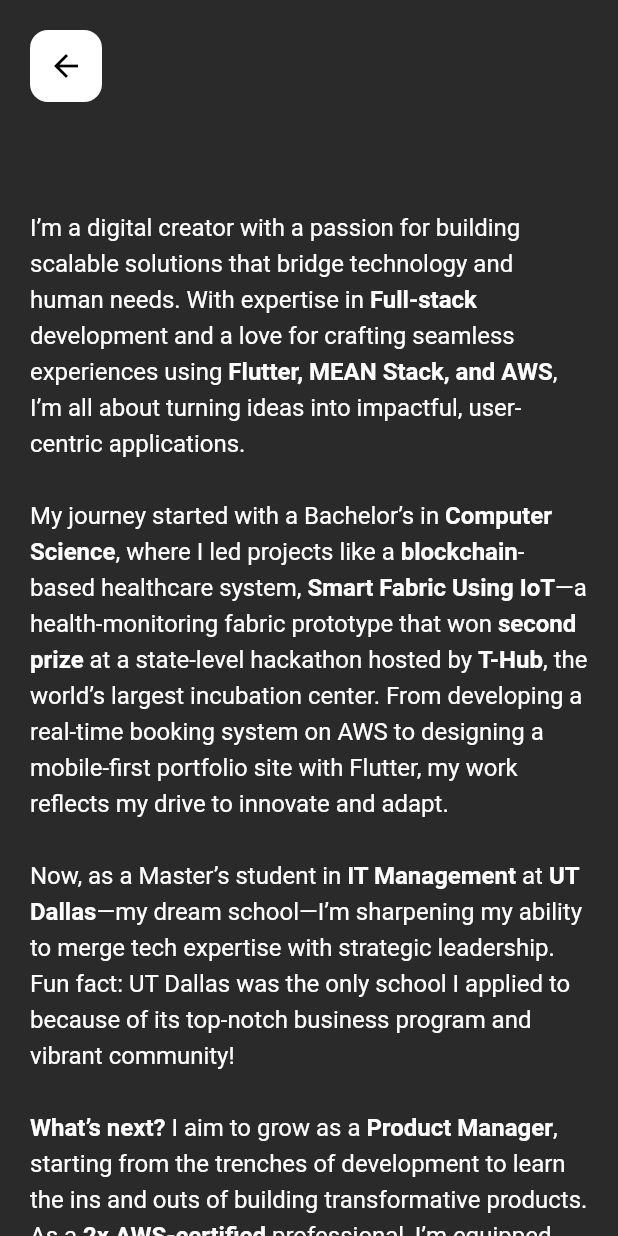
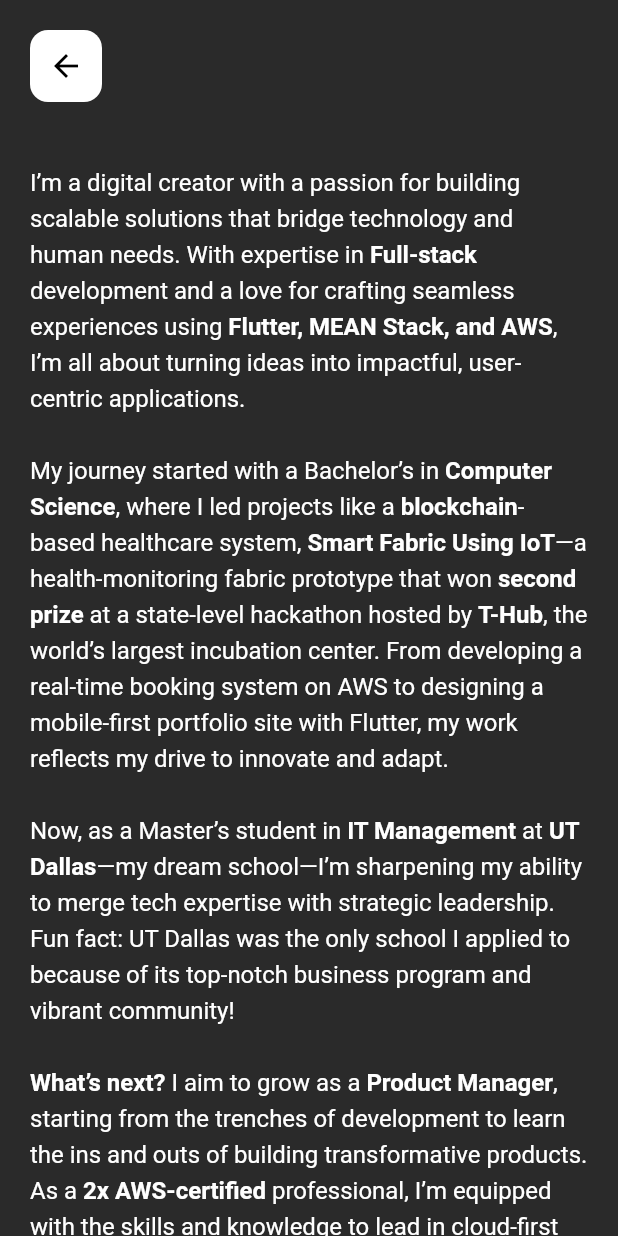
Before and after one commit to LakshmanTurlapati/Portfolio, a Flutter app: the screen it shows after launch, scrolled down 576 dp, after a tap on "About Me", on a phone screen of 412 x 824 dp. Run offline on Flutter 3.47's test engine with Material 3 defaults, Android fonts, the phone set to English and light mode, and no system bars; our stand-ins replace font_awesome_flutter, google_fonts.

Commit message:
Commit: Minor Patches

```diff
--- a/lib/mobile_about_page.dart
+++ b/lib/mobile_about_page.dart
@@ -1,6 +1,7 @@
 import 'dart:ui';
 import 'package:flutter/material.dart';
 import 'package:url_launcher/url_launcher.dart';
+// import 'fog.dart';
 
 class MobileAboutPage extends StatefulWidget {
   final bool isDarkMode;
@@ -161,7 +162,11 @@
       backgroundColor: widget.isDarkMode
           ? const Color(0xFFDBDBDB) // Light background for dark mode
           : const Color(0xFF2A2A2A), // Dark background for light mode
-      body: SingleChildScrollView(
+      body:
+      // FoggedScreenEffect(
+      // isDarkMode: widget.isDarkMode,
+      // child:
+      SingleChildScrollView(
         key: _scrollViewKey,
         controller: _scrollController,
         padding: const EdgeInsets.symmetric(horizontal: 20, vertical: 20),
@@ -193,7 +198,7 @@
 
 
             // About Section
-            const SizedBox(height: 70),
+            const SizedBox(height: 40),
             Container(
               key: _aboutKey,
               child: RichText(
@@ -484,8 +489,12 @@
             const SizedBox(height: 20),
           ],
         ),
-      ),
+      // ),
+    ),
     );
+
+
+
   }
 }
 
--- a/lib/mobile_navbar.dart
+++ b/lib/mobile_navbar.dart
@@ -143,7 +143,7 @@
 
           // Social Icons
           Expanded(
-            flex: 3,
+            flex: 2,
             child: LayoutBuilder(
               builder: (context, constraints) {
                 double iconSize = constraints.maxWidth / 5; // Adjust if needed
--- a/lib/mobile_portfolio_button.dart
+++ b/lib/mobile_portfolio_button.dart
@@ -112,11 +112,13 @@
                 maxWidth: constraints.maxWidth * 0.9,
                 maxHeight: constraints.maxHeight * 0.8,
               ),
-              child: Image.asset(
-                widget.isDarkMode
-                    ? 'web/icons/portfolio_light.png'
-                    : 'web/icons/portfolio.png',
-                fit: BoxFit.contain,
+             child: Transform.scale(
+    scale: 1.4, // Increase the scale (1.0 is default, 1.2 increases size by 20%)
+    child: Image.asset(
+      widget.isDarkMode
+          ? 'web/icons/portfolio_light.png'
+          : 'web/icons/portfolio.png',
+      fit: BoxFit.scaleDown,),
               ),
             ),
           ),
--- a/lib/portfolio.dart
+++ b/lib/portfolio.dart
@@ -29,6 +29,7 @@
       "image": "assets/blockchain.jpg",
       "links": {
         "GitHub": "https://github.com/LakshmanTurlapati/Blockchain",
+
       }
     },
     {
```
Also changed, not shown: lib/fog.dart (added, +170 -0 lines), lib/mobile_portfolio.dart (+50 -23 lines), lib/navbar.dart (+6 -4 lines).
